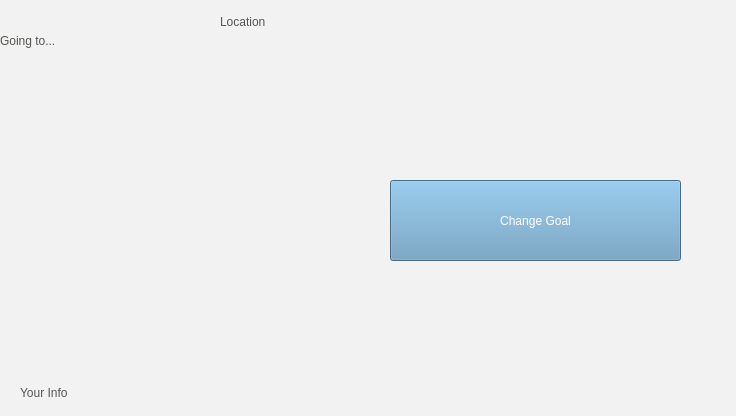
yussefsoudan/sdp-ian, file ui/test2.ui: the form before one commit.
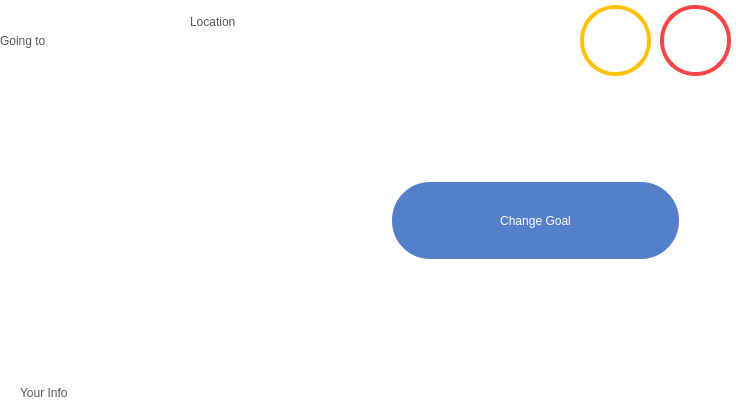
The form after the commit. The open tabs and pages were chosen to show the change. Icons and pictures are not drawn.

Commit message: light mode style changes

The edit to the form file:
```diff
--- a/ui/test2.ui
+++ b/ui/test2.ui
@@ -47,8 +47,7 @@
    <bool>false</bool>
   </property>
   <property name="styleSheet">
-   <string notr="true">background-color: rgb(242, 242, 242);
-
+   <string notr="true">background-color: rgb(255, 255, 255);
 font: 30-pt &quot;montserrat&quot;;
 color: rgb(85, 87, 83);</string>
   </property>
@@ -1688,7 +1687,7 @@
      <rect>
       <x>0</x>
       <y>5</y>
-      <width>321</width>
+      <width>181</width>
       <height>71</height>
      </rect>
     </property>
@@ -1697,15 +1696,15 @@
 color: rgb(85, 87, 83);</string>
     </property>
     <property name="text">
-     <string>Going to...</string>
+     <string>Going to</string>
     </property>
    </widget>
    <widget class="QLabel" name="navigating_to_label3">
     <property name="geometry">
      <rect>
-      <x>220</x>
+      <x>190</x>
       <y>15</y>
-      <width>451</width>
+      <width>481</width>
       <height>51</height>
      </rect>
     </property>
@@ -1785,6 +1784,12 @@
       <height>71</height>
      </rect>
     </property>
+    <property name="styleSheet">
+     <string notr="true">color: #f84545;
+border-style: solid;
+border-width: 4px;
+border-radius: 35px;</string>
+    </property>
     <property name="text">
      <string/>
     </property>
@@ -1811,6 +1816,12 @@
       <height>71</height>
      </rect>
     </property>
+    <property name="styleSheet">
+     <string notr="true">color: #ffc107;;
+border-style: solid;
+border-width: 4px;
+border-radius: 35px;</string>
+    </property>
     <property name="text">
      <string/>
     </property>
@@ -1844,9 +1855,12 @@
      <enum>Qt::LeftToRight</enum>
     </property>
     <property name="styleSheet">
-     <string notr="true">font:20 30pt &quot;montserrat&quot;;
-background-color: rgb(98, 150, 187);
-color: rgb(255, 255, 255);</string>
+     <string notr="true">font: 20 30pt &quot;montserrat&quot;;
+color: #ffffff;
+background-color: #5380c9;
+border-style: solid;
+border-width: 2px;
+border-radius: 40px;</string>
     </property>
     <property name="text">
      <string>Change Goal</string>
```
Left out of the diff: 340 changed lines with no effect on the pictures. The commit also changes 12 other files.
